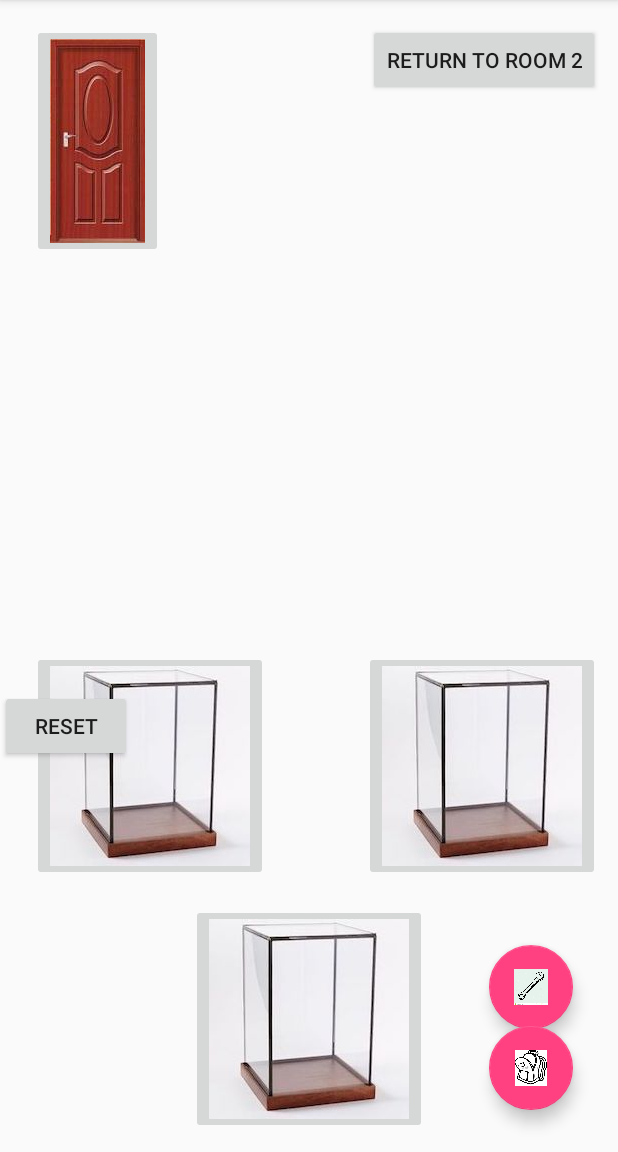
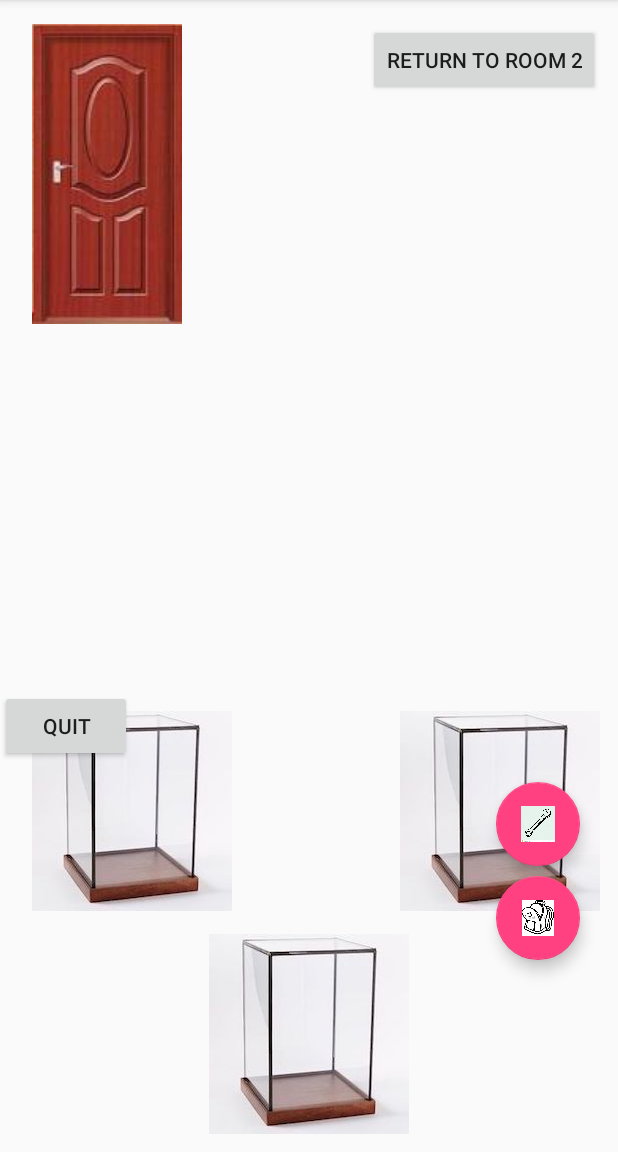
Before and after one commit to MJanick/CS407, an Android app: the Room3 screen opened directly, with no data from a screen before it, on a phone screen of 412 x 824 dp, the part 84-1236 px from its top. Run offline under Robolectric (Android 15) with nearby library versions, the phone set to English and light mode, and no system bars.

Commit message:
"as far as I can tell, everything works in all rooms. I still need to add the score mechanic and an instructions page."

```diff
--- a/app/src/main/java/apackage/cs407/LeaderboardActivity.java
+++ b/app/src/main/java/apackage/cs407/LeaderboardActivity.java
@@ -39,7 +39,7 @@ public class LeaderboardActivity extends AppCompatActivity {
             }
         });
 
-        String text = "";
+        String text = "Attempt | User | Score\n\n";
 
         for(int i = 0; i < allScores.size(); i++) {
             text += allScores.get(i).get_id() + " | " + allScores.get(i).get_name() + " | " + allScores.get(i).get_score() + "\n";
@@ -47,8 +47,10 @@ public class LeaderboardActivity extends AppCompatActivity {
 
         TextView leaderboardText = (TextView) findViewById(R.id.leaderboardText);
         leaderboardText.setText(text);
+        leaderboardText.setTextSize(15);
 
         FloatingActionButton fab = (FloatingActionButton) findViewById(R.id.fab);
+        fab.setImageResource(R.mipmap.back);
         fab.setOnClickListener(new View.OnClickListener() {
             @Override
             public void onClick(View view) {
--- a/app/src/main/java/apackage/cs407/Room2.java
+++ b/app/src/main/java/apackage/cs407/Room2.java
@@ -101,6 +101,11 @@ public class Room2 extends AppCompatActivity {
             public void onClick(View v) {
                 Item curr = ((GlobalApp) getApplication()).getItem();
                 Item guarddog = new Item("Guard Dog", 100, "", false, 0, R.mipmap.dog, "This dog is guarding something. He looks hungry");
+                if(!keyTaken) {
+                    guarddog = new Item("Guard Dog", 100, "", false, 0, R.mipmap.dog, "This dog is guarding something. He looks hungry.");
+                } else {
+                    guarddog = new Item("Guard Dog", 100, "", false, 0, R.mipmap.dog, "He's so preoccupied with the meat he doesn't notice you took the key.");
+                }
                 ((GlobalApp) getApplication()).setViewItem(guarddog);
                 if (curr != null && curr.getName().equals("Meat") && !keyTaken) {
                     guarddog.addAction(new Take(new Item("Exit Key", 7, "This can be used to escape", true, 0, R.mipmap.key, "This can be used to escape")));
--- a/app/src/main/java/apackage/cs407/Room5.java
+++ b/app/src/main/java/apackage/cs407/Room5.java
@@ -26,7 +26,7 @@ public class Room5 extends AppCompatActivity {
         resetButton.setOnClickListener(new View.OnClickListener() {
             @Override
             public void onClick(View v) {
-                startActivity(new Intent(new MainActivity(), StartActivity.class));
+                startActivity(new Intent(Room5.this, MainActivity.class));
             }
         });
         ((GlobalApp) getApplication()).setViewItem(null);
@@ -41,7 +41,7 @@ public class Room5 extends AppCompatActivity {
             }
         }
 
-        FloatingActionButton fab = (FloatingActionButton) findViewById(R.id.inventoryButton2);
+        FloatingActionButton fab = (FloatingActionButton) findViewById(R.id.inventoryButton5);
 
         fab.setOnClickListener(new View.OnClickListener() {
             @Override
--- a/app/src/main/res/layout/action_row.xml
+++ b/app/src/main/res/layout/action_row.xml
@@ -11,7 +11,7 @@
     <TextView
         android:id="@+id/actionname"
         android:layout_width="150dp"
-        android:layout_height="50dp"
+        android:layout_height="100dp"
         android:layout_gravity="top|end"
         android:layout_marginRight="25dp"
         android:layout_marginTop="50dp"
--- a/app/src/main/res/layout/activity_room3.xml
+++ b/app/src/main/res/layout/activity_room3.xml
@@ -6,28 +6,40 @@
     android:layout_height="match_parent"
     tools:context="apackage.cs407.Room3">
 
+    <View
+        android:id="@+id/inventoryHelper3"
+        android:layout_width="250dp"
+        android:layout_height="400dp"
+        android:background="#3344DD"
+        android:layout_centerInParent="true"
+        android:visibility="invisible" />
+
+    <View
+        android:id="@+id/currentItemHelper3"
+        android:layout_width="250dp"
+        android:layout_height="275dp"
+        android:background="#3344DD"
+        android:layout_centerInParent="true"
+        android:visibility="invisible" />
+
     <android.support.design.widget.FloatingActionButton
         android:id="@+id/currentItem3"
         android:layout_width="wrap_content"
         android:layout_height="wrap_content"
         android:layout_gravity="end"
-        android:layout_marginTop="27dp"
-        android:src="@mipmap/ic_launcher"
-        android:layout_below="@+id/Case3"
-        android:layout_alignRight="@+id/Case3"
-        android:layout_alignEnd="@+id/Case3"
-        android:layout_marginRight="18dp"
-        android:layout_marginEnd="18dp" />
+        android:layout_below="@id/currentItemHelper3"
+        android:layout_toEndOf="@id/currentItemHelper3"
+        android:layout_toRightOf="@id/currentItemHelper3"
+        android:src="@mipmap/ic_launcher" />
 
     <android.support.design.widget.FloatingActionButton
         android:id="@+id/inventoryButton3"
         android:layout_width="wrap_content"
         android:layout_height="wrap_content"
-        android:layout_alignBottom="@+id/Case2"
-        android:layout_alignLeft="@+id/currentItem3"
-        android:layout_alignStart="@+id/currentItem3"
         android:layout_gravity="end|bottom"
-        android:layout_marginBottom="16dp"
+        android:layout_below="@id/inventoryHelper3"
+        android:layout_toEndOf="@id/inventoryHelper3"
+        android:layout_toRightOf="@id/inventoryHelper3"
         android:src="@mipmap/backpack" />
 
     <Button
@@ -49,7 +61,9 @@
         app:srcCompat="@mipmap/glasscase"
         android:layout_alignTop="@+id/Case3"
         android:layout_alignLeft="@+id/Door"
-        android:layout_alignStart="@+id/Door" />
+        android:layout_alignStart="@+id/Door"
+        android:scaleType="fitXY"
+        android:padding="0dp"/>
 
     <ImageButton
         android:id="@+id/Case2"
@@ -58,7 +72,9 @@
         android:layout_marginBottom="12dp"
         app:srcCompat="@mipmap/glasscase"
         android:layout_alignParentBottom="true"
-        android:layout_centerHorizontal="true" />
+        android:layout_centerHorizontal="true"
+        android:scaleType="fitXY"
+        android:padding="0dp"/>
 
     <ImageButton
         android:id="@+id/Case3"
@@ -68,24 +84,28 @@
         android:layout_above="@+id/Case2"
         android:layout_alignRight="@+id/Return"
         android:layout_alignEnd="@+id/Return"
-        android:layout_marginBottom="15dp" />
+        android:layout_marginBottom="15dp"
+        android:scaleType="fitXY"
+        android:padding="0dp"/>
 
     <ImageButton
         android:id="@+id/Door"
-        android:layout_width="wrap_content"
-        android:layout_height="wrap_content"
+        android:layout_width="100dp"
+        android:layout_height="200dp"
         app:srcCompat="@mipmap/door"
         android:layout_alignTop="@+id/Return"
         android:layout_alignParentLeft="true"
         android:layout_alignParentStart="true"
         android:layout_marginLeft="21dp"
-        android:layout_marginStart="21dp" />
+        android:layout_marginStart="21dp"
+        android:scaleType="fitXY"
+        android:padding="0dp"/>
     <Button
         android:id="@+id/reset"
         android:layout_width="wrap_content"
         android:layout_height="wrap_content"
         android:layout_marginBottom="100dp"
         android:layout_marginTop="460dp"
-        android:text="Reset" />
+        android:text="Quit" />
 
 </RelativeLayout>
--- a/app/src/main/res/layout/content_leaderboard.xml
+++ b/app/src/main/res/layout/content_leaderboard.xml
@@ -12,6 +12,7 @@
         android:layout_width="wrap_content"
         android:layout_height="wrap_content"
         android:layout_margin="@dimen/text_margin"
-        android:text="@string/large_text" />
+        android:text="@string/large_text"
+        android:textSize="25dp" />
 
 </android.support.v4.widget.NestedScrollView>
```
Also changed, not shown: app/src/main/java/apackage/cs407/MainActivity.java (+0 -7 lines), app/src/main/java/apackage/cs407/Room1.java (+12 -2 lines), app/src/main/java/apackage/cs407/Room3.java (+23 -16 lines), app/src/main/java/apackage/cs407/Room4.java (+42 -4 lines), app/src/main/res/layout/activity_room4.xml (+32 -16 lines), app/src/main/res/layout/activity_room5.xml (+29 -15 lines).
